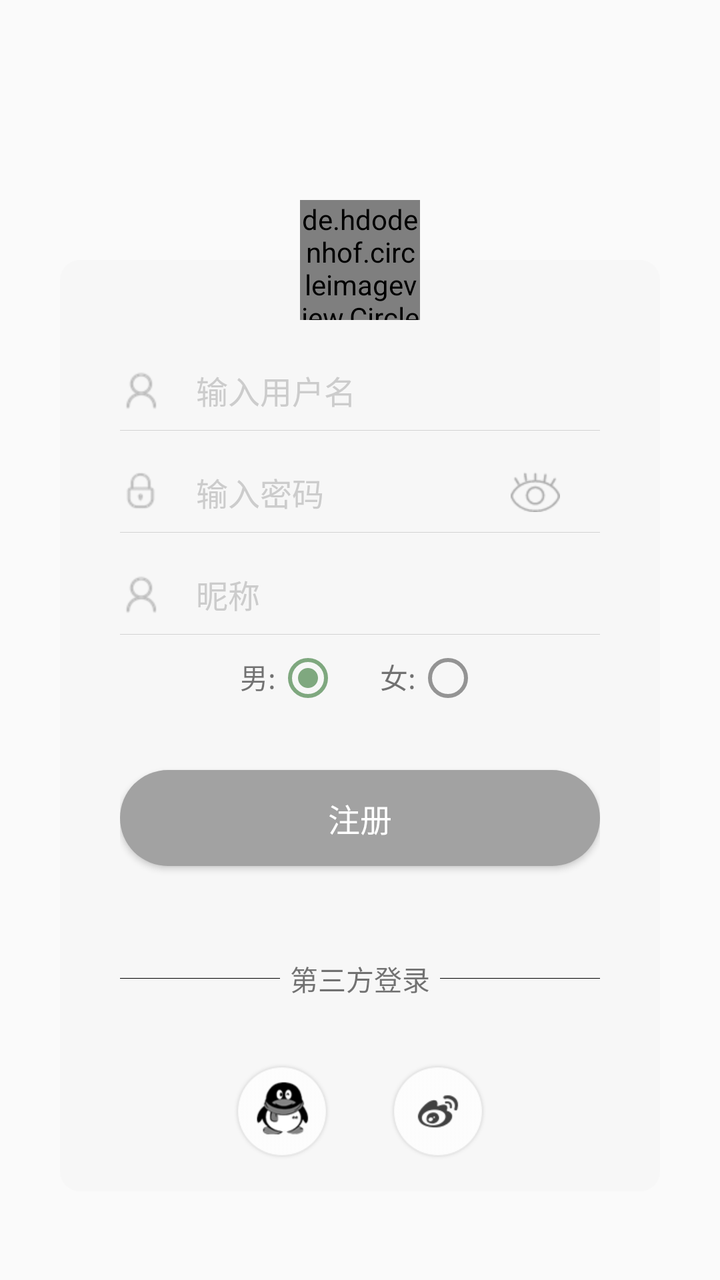
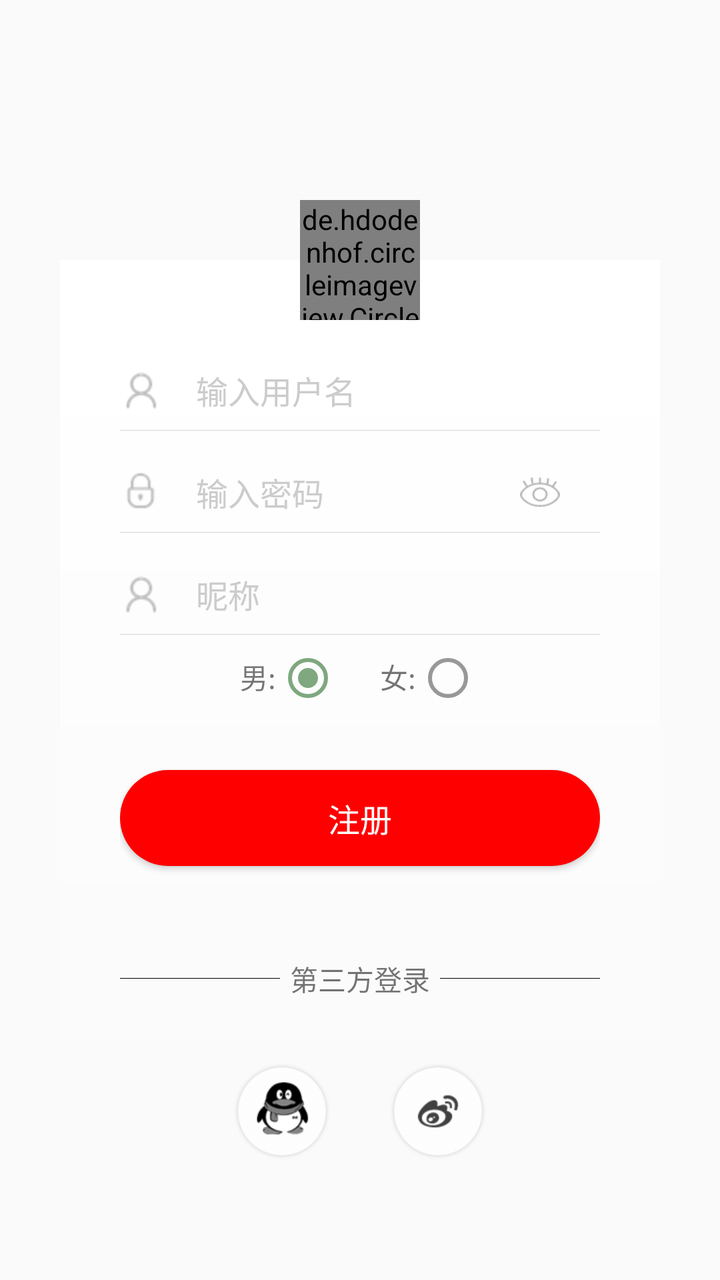

Screens rendered from an Android XML layout before and after an edit, with the pre-edit source and the edit as a unified diff.
<!-- AndroidManifest.xml: application theme AppTheme -->
<!-- res/layout/login_dialog_register.xml -->
<?xml version="1.0" encoding="utf-8"?>
<FrameLayout xmlns:android="http://schemas.android.com/apk/res/android"
    xmlns:app="http://schemas.android.com/apk/res-auto"
    android:layout_width="match_parent"
    android:layout_height="match_parent"
    android:paddingTop="100dp"
    >

    <LinearLayout
        android:id="@+id/register_linear"
        android:layout_width="match_parent"
        android:layout_height="wrap_content"
        android:layout_marginLeft="30dp"
        android:layout_marginRight="30dp"
        android:layout_marginTop="30dp"
        android:paddingLeft="30dp"
        android:paddingRight="30dp"
        android:background="@drawable/dialog_radius"
        android:orientation="vertical">

        <RelativeLayout
            android:layout_width="wrap_content"
            android:layout_height="wrap_content"
            android:layout_marginTop="40dp" >

            <ImageView
                android:layout_width="wrap_content"
                android:layout_height="wrap_content"
                android:layout_centerVertical="true"
                android:paddingTop="15dp"
                android:paddingBottom="15dp"
                android:src="@mipmap/ic_edittextuname" />
            <EditText
                android:id="@+id/register_userName"
                android:layout_width="match_parent"
                android:layout_height="40dp"
                android:layout_centerVertical="true"
                android:paddingLeft="30dp"
                android:background="@null"
                android:ems="19"
                android:hint="  输入用户名"
                android:singleLine="true"
                android:textColorHint="@color/colorCursor"
                android:textCursorDrawable="@drawable/color_cursor"
                android:textSize="16sp" />

            <View
                android:layout_below="@+id/register_userName"
                android:layout_width="match_parent"
                android:layout_height="1px"
                android:layout_marginTop="5dp"
                android:background="#d3d3d3" />

        </RelativeLayout>
        <RelativeLayout
            android:layout_width="wrap_content"
            android:layout_height="wrap_content"
            android:layout_marginTop="1dp">
            <ImageView
                android:layout_width="wrap_content"
                android:layout_height="wrap_content"
                android:layout_centerVertical="true"
                android:paddingTop="15dp"
                android:paddingBottom="15dp"
                android:src="@mipmap/ic_edittextupwd" />

            <EditText
                android:id="@+id/register_password"
                android:layout_width="match_parent"
                android:layout_height="40dp"
                android:layout_centerVertical="true"
                android:background="@null"
                android:paddingLeft="30dp"
                android:ems="19"
                android:hint="  输入密码"
                android:singleLine="true"
                android:textColorHint="@color/colorCursor"
                android:textCursorDrawable="@drawable/color_cursor"
                android:textSize="16sp" />
            <ImageView
                android:id="@+id/register_hidden_pwd"
                android:layout_width="wrap_content"
                android:layout_height="wrap_content"
                android:layout_alignParentRight="true"
                android:layout_centerVertical="true"
                android:layout_marginRight="20dp"
                android:paddingTop="15dp"
                android:paddingBottom="15dp"
                android:src="@mipmap/pwd_visible" />

            <View
                android:layout_below="@+id/register_password"
                android:layout_width="match_parent"
                android:layout_height="1px"
                android:layout_marginTop="5dp"
                android:background="#d3d3d3" />
        </RelativeLayout>
        <RelativeLayout
            android:layout_width="wrap_content"
            android:layout_height="wrap_content"
            android:layout_marginTop="1dp">

            <ImageView
                android:layout_width="wrap_content"
                android:layout_height="wrap_content"
                android:layout_centerVertical="true"
                android:paddingTop="15dp"
                android:paddingBottom="15dp"
                android:src="@mipmap/ic_edittextuname" />

            <EditText
                android:id="@+id/register_nickname"
                android:layout_width="match_parent"
                android:layout_height="40dp"
                android:layout_centerVertical="true"
                android:background="@null"
                android:paddingLeft="30dp"
                android:ems="19"
                android:hint="  昵称"
                android:singleLine="true"
                android:textColorHint="@color/colorCursor"
                android:textCursorDrawable="@drawable/color_cursor"
                android:textSize="16sp" />
            <View
                android:layout_below="@+id/register_nickname"
                android:layout_width="match_parent"
                android:layout_height="1px"
                android:layout_marginTop="5dp"
                android:background="#d3d3d3" />
        </RelativeLayout>
        <RelativeLayout
            android:layout_width="wrap_content"
            android:layout_height="wrap_content"
            android:layout_marginTop="1dp">

            <RadioGroup
                android:id="@+id/sex_group"
                android:layout_width="match_parent"
                android:layout_height="wrap_content"
                android:orientation="horizontal"
                android:gravity="center_horizontal"
                >

                <TextView
                    android:layout_width="wrap_content"
                    android:layout_height="wrap_content"
                    android:text="男:" />
                <RadioButton
                    android:id="@+id/sex_man"
                    android:layout_width="wrap_content"
                    android:layout_height="wrap_content"
                    android:checked="true" />

                <TextView
                    android:layout_width="wrap_content"
                    android:layout_height="wrap_content"
                    android:layout_marginLeft="20dp"
                    android:text="女:" />
                <RadioButton
                    android:id="@+id/sex_girl"
                    android:layout_width="wrap_content"
                    android:layout_height="wrap_content" />

            </RadioGroup>

        </RelativeLayout>

        <Button
            android:id="@+id/btn_register"
            android:layout_width="match_parent"
            android:layout_height="wrap_content"
            android:layout_marginTop="30dp"
            android:textColor="@android:color/white"
            android:text="注册"
            android:textSize="16sp"
            android:background="@drawable/button_bg"

            />

        <LinearLayout
            android:layout_width="match_parent"
            android:layout_height="wrap_content"
            android:layout_gravity="center"
            android:layout_marginTop="30dp"
            android:gravity="center_horizontal"
            android:orientation="vertical">

            <LinearLayout
                android:layout_width="match_parent"
                android:layout_height="wrap_content"
                android:orientation="horizontal"
                android:layout_marginTop="16dp"
                android:layout_marginBottom="16dp"
                android:gravity="center"
                >
                <View
                    android:id="@+id/login_line"
                    android:layout_height="1px"
                    android:layout_width="match_parent"
                    android:background="#000000"
                    android:layout_weight="1"
                    />

                <TextView
                    android:id="@+id/login_text"
                    android:layout_width="match_parent"
                    android:layout_height="wrap_content"
                    android:layout_weight="1"
                    android:gravity="center"
                    android:text="第三方登录"/>
                <View
                    android:layout_height="1px"
                    android:layout_width="match_parent"
                    android:background="#000000"
                    android:layout_weight="1" />

            </LinearLayout>

            <include
                layout="@layout/external_login_layout"
                android:layout_width="wrap_content"
                android:layout_height="wrap_content"
                android:layout_marginTop="16dp"
                android:layout_marginBottom="16dp" />
        </LinearLayout>

    </LinearLayout>

    <de.hdodenhof.circleimageview.CircleImageView
        android:id="@+id/register_header"
        android:layout_width="60dp"
        android:layout_height="60dp"
        android:layout_gravity="center_horizontal"
        app:civ_border_color="@color/white"
        app:civ_border_width="2dp"
        android:src="@drawable/ic_camera_beauty" />

</FrameLayout>
<!-- res/layout/external_login_layout.xml (included above) -->
<?xml version="1.0" encoding="utf-8"?>
<LinearLayout xmlns:android="http://schemas.android.com/apk/res/android"
    android:layout_width="wrap_content"
    android:layout_height="wrap_content"
    android:orientation="horizontal">

    <ImageView
        android:id="@+id/qq_login"
        android:layout_width="wrap_content"
        android:layout_height="wrap_content"
        android:src="@drawable/ic_login_qq" />

    <ImageView
        android:id="@+id/weibo_login"
        android:layout_width="wrap_content"
        android:layout_height="wrap_content"
        android:layout_marginLeft="30dp"
        android:src="@drawable/ic_login_xl" />







</LinearLayout>
<!-- resources referenced by this layout -->
<resources>
  <color name="colorCursor">#cccccc</color>
  <color name="white">#ffffffff</color>
  <!-- drawable button_bg (drawable) -->
  <?xml version="1.0" encoding="utf-8"?>
  <selector xmlns:android="http://schemas.android.com/apk/res/android">
  
      <item android:state_pressed="false">
          <shape>
              <solid android:color="#a2a2a2"/>
              <corners android:radius="30dp"/>
          </shape>
      </item>
  
      <item android:state_pressed="true">
          <shape>
              <solid android:color="#c1c1c1"/>
              <corners android:radius="30dp"/>
          </shape>
      </item>
  
  </selector>
  <!-- drawable color_cursor (drawable) -->
  <?xml version="1.0" encoding="utf-8"?>
  <shape xmlns:android="http://schemas.android.com/apk/res/android">
      <size android:width="1dp"/>
      <solid android:color="@color/colorCursor"/>
  
  </shape>
  <!-- drawable dialog_radius (drawable) -->
  <?xml version="1.0" encoding="utf-8"?>
  <layer-list xmlns:android="http://schemas.android.com/apk/res/android">
      <item>
          <shape android:shape="rectangle">
              <solid
                  android:color="#f7f7f7"/>
              <corners android:radius="10dp"/>
          </shape>
      </item>
  </layer-list>
  <!-- drawable ic_camera_beauty: png bitmap (drawable-xhdpi, 1510 bytes) -->
  <!-- drawable ic_login_qq: png bitmap (drawable-xhdpi, 7662 bytes) -->
  <!-- drawable ic_login_xl: png bitmap (drawable-xhdpi, 2485 bytes) -->
  <!-- mipmap ic_edittextuname: png bitmap (mipmap-hdpi, 1237 bytes) -->
  <!-- mipmap ic_edittextupwd: png bitmap (mipmap-hdpi, 1128 bytes) -->
  <!-- mipmap pwd_visible: png bitmap (mipmap-hdpi, 1076 bytes) -->
  <style name="AppTheme" parent="Theme.AppCompat.Light.DarkActionBar">
          
          <item name="colorPrimary">@color/colorPrimary</item>
          <item name="colorPrimaryDark">@color/white</item>
          <item name="colorAccent">@color/colorAccent</item>
          <item name="android:windowNoTitle">true</item>
          <item name="colorControlNormal">@color/blackOverlay</item>
          <item name="colorControlActivated">@color/abc_search_url_text_normal</item>
          <item name="android:windowFullscreen">true</item>
          <item name="android:windowIsTranslucent">true</item>
          <item name="android:windowTranslucentStatus">true</item>
          <item name="android:windowTranslucentNavigation">true</item>
  
  
          <item name="windowActionBar">false</item>
          <item name="windowNoTitle">true</item>
          <item name="android:textAllCaps">false</item>
      </style>
  <color name="colorPrimary">#ff3f51b5</color>
  <color name="colorAccent">#ffff4081</color>
  <color name="blackOverlay">#66000000</color>
  <color name="abc_search_url_text_normal">#ff7fa87f</color>
</resources>

<!-- the commit's change to res/layout/login_dialog_register.xml (unified diff, before → after) -->
@@ -3,25 +3,24 @@
     xmlns:app="http://schemas.android.com/apk/res-auto"
     android:layout_width="match_parent"
     android:layout_height="match_parent"
-    android:paddingTop="100dp"
-    >
+    android:paddingTop="100dp">
 
     <LinearLayout
         android:id="@+id/register_linear"
         android:layout_width="match_parent"
         android:layout_height="wrap_content"
         android:layout_marginLeft="30dp"
+        android:layout_marginTop="30dp"
         android:layout_marginRight="30dp"
-        android:layout_marginTop="30dp"
+        android:background="@drawable/dialog_radius"
+        android:orientation="vertical"
         android:paddingLeft="30dp"
-        android:paddingRight="30dp"
-        android:background="@drawable/dialog_radius"
-        android:orientation="vertical">
-
-        <RelativeLayout
-            android:layout_width="wrap_content"
-            android:layout_height="wrap_content"
-            android:layout_marginTop="40dp" >
+        android:paddingRight="30dp">
+
+        <RelativeLayout
+            android:layout_width="wrap_content"
+            android:layout_height="wrap_content"
+            android:layout_marginTop="40dp">
 
             <ImageView
                 android:layout_width="wrap_content"
@@ -30,32 +29,35 @@
                 android:paddingTop="15dp"
                 android:paddingBottom="15dp"
                 android:src="@mipmap/ic_edittextuname" />
+
             <EditText
                 android:id="@+id/register_userName"
                 android:layout_width="match_parent"
                 android:layout_height="40dp"
                 android:layout_centerVertical="true"
-                android:paddingLeft="30dp"
                 android:background="@null"
                 android:ems="19"
                 android:hint="  输入用户名"
+                android:paddingLeft="30dp"
                 android:singleLine="true"
                 android:textColorHint="@color/colorCursor"
                 android:textCursorDrawable="@drawable/color_cursor"
                 android:textSize="16sp" />
 
             <View
+                android:layout_width="match_parent"
+                android:layout_height="1px"
                 android:layout_below="@+id/register_userName"
-                android:layout_width="match_parent"
-                android:layout_height="1px"
                 android:layout_marginTop="5dp"
                 android:background="#d3d3d3" />
 
         </RelativeLayout>
+
         <RelativeLayout
             android:layout_width="wrap_content"
             android:layout_height="wrap_content"
             android:layout_marginTop="1dp">
+
             <ImageView
                 android:layout_width="wrap_content"
                 android:layout_height="wrap_content"
@@ -70,31 +72,33 @@
                 android:layout_height="40dp"
                 android:layout_centerVertical="true"
                 android:background="@null"
-                android:paddingLeft="30dp"
                 android:ems="19"
                 android:hint="  输入密码"
+                android:paddingLeft="30dp"
                 android:singleLine="true"
                 android:textColorHint="@color/colorCursor"
                 android:textCursorDrawable="@drawable/color_cursor"
                 android:textSize="16sp" />
+
             <ImageView
                 android:id="@+id/register_hidden_pwd"
-                android:layout_width="wrap_content"
-                android:layout_height="wrap_content"
+                android:layout_width="20dp"
+                android:layout_height="15dp"
                 android:layout_alignParentRight="true"
                 android:layout_centerVertical="true"
                 android:layout_marginRight="20dp"
-                android:paddingTop="15dp"
-                android:paddingBottom="15dp"
-                android:src="@mipmap/pwd_visible" />
+                android:background="@mipmap/pwd_visible"
+                android:paddingTop="15dp"
+                android:paddingBottom="15dp" />
 
             <View
+                android:layout_width="match_parent"
+                android:layout_height="1px"
                 android:layout_below="@+id/register_password"
-                android:layout_width="match_parent"
-                android:layout_height="1px"
                 android:layout_marginTop="5dp"
                 android:background="#d3d3d3" />
         </RelativeLayout>
+
         <RelativeLayout
             android:layout_width="wrap_content"
             android:layout_height="wrap_content"
@@ -114,20 +118,22 @@
                 android:layout_height="40dp"
                 android:layout_centerVertical="true"
                 android:background="@null"
-                android:paddingLeft="30dp"
                 android:ems="19"
                 android:hint="  昵称"
+                android:paddingLeft="30dp"
                 android:singleLine="true"
                 android:textColorHint="@color/colorCursor"
                 android:textCursorDrawable="@drawable/color_cursor"
                 android:textSize="16sp" />
+
             <View
+                android:layout_width="match_parent"
+                android:layout_height="1px"
                 android:layout_below="@+id/register_nickname"
-                android:layout_width="match_parent"
-                android:layout_height="1px"
                 android:layout_marginTop="5dp"
                 android:background="#d3d3d3" />
         </RelativeLayout>
+
         <RelativeLayout
             android:layout_width="wrap_content"
             android:layout_height="wrap_content"
@@ -137,14 +143,14 @@
                 android:id="@+id/sex_group"
                 android:layout_width="match_parent"
                 android:layout_height="wrap_content"
-                android:orientation="horizontal"
                 android:gravity="center_horizontal"
-                >
+                android:orientation="horizontal">
 
                 <TextView
                     android:layout_width="wrap_content"
                     android:layout_height="wrap_content"
                     android:text="男:" />
+
                 <RadioButton
                     android:id="@+id/sex_man"
                     android:layout_width="wrap_content"
@@ -156,6 +162,7 @@
                     android:layout_height="wrap_content"
                     android:layout_marginLeft="20dp"
                     android:text="女:" />
+
                 <RadioButton
                     android:id="@+id/sex_girl"
                     android:layout_width="wrap_content"
@@ -170,12 +177,10 @@
             android:layout_width="match_parent"
             android:layout_height="wrap_content"
             android:layout_marginTop="30dp"
+            android:background="@drawable/button_bg"
+            android:text="注册"
             android:textColor="@android:color/white"
-            android:text="注册"
-            android:textSize="16sp"
-            android:background="@drawable/button_bg"
-
-            />
+            android:textSize="16sp" />
 
         <LinearLayout
             android:layout_width="match_parent"
@@ -188,18 +193,17 @@
             <LinearLayout
                 android:layout_width="match_parent"
                 android:layout_height="wrap_content"
-                android:orientation="horizontal"
                 android:layout_marginTop="16dp"
                 android:layout_marginBottom="16dp"
                 android:gravity="center"
-                >
+                android:orientation="horizontal">
+
                 <View
                     android:id="@+id/login_line"
+                    android:layout_width="match_parent"
                     android:layout_height="1px"
-                    android:layout_width="match_parent"
-                    android:background="#000000"
                     android:layout_weight="1"
-                    />
+                    android:background="#000000" />
 
                 <TextView
                     android:id="@+id/login_text"
@@ -207,12 +211,13 @@
                     android:layout_height="wrap_content"
                     android:layout_weight="1"
                     android:gravity="center"
-                    android:text="第三方登录"/>
+                    android:text="第三方登录" />
+
                 <View
+                    android:layout_width="match_parent"
                     android:layout_height="1px"
-                    android:layout_width="match_parent"
-                    android:background="#000000"
-                    android:layout_weight="1" />
+                    android:layout_weight="1"
+                    android:background="#000000" />
 
             </LinearLayout>
 
@@ -231,9 +236,9 @@
         android:layout_width="60dp"
         android:layout_height="60dp"
         android:layout_gravity="center_horizontal"
+        android:src="@drawable/ic_camera_beauty"
         app:civ_border_color="@color/white"
-        app:civ_border_width="2dp"
-        android:src="@drawable/ic_camera_beauty" />
+        app:civ_border_width="2dp" />
 
 </FrameLayout>
 <!-- res/layout/external_login_layout.xml (included above) -->
<!-- resource entries referenced after the edit -->
@@ -8,14 +8,14 @@
   
       <item android:state_pressed="false">
           <shape>
-              <solid android:color="#a2a2a2"/>
+              <solid android:color="#FF0000"/>
               <corners android:radius="30dp"/>
           </shape>
       </item>
   
       <item android:state_pressed="true">
           <shape>
-              <solid android:color="#c1c1c1"/>
+              <solid android:color="#FF0000"/>
               <corners android:radius="30dp"/>
           </shape>
       </item>
@@ -33,9 +33,12 @@
   <layer-list xmlns:android="http://schemas.android.com/apk/res/android">
       <item>
           <shape android:shape="rectangle">
-              <solid
-                  android:color="#f7f7f7"/>
-              <corners android:radius="10dp"/>
+  
+              <corners android:radius="0dp" />
+              <gradient
+                  android:angle="270"
+                  android:endColor="@android:color/transparent"
+                  android:startColor="#FFFFFF" />
           </shape>
       </item>
   </layer-list>
